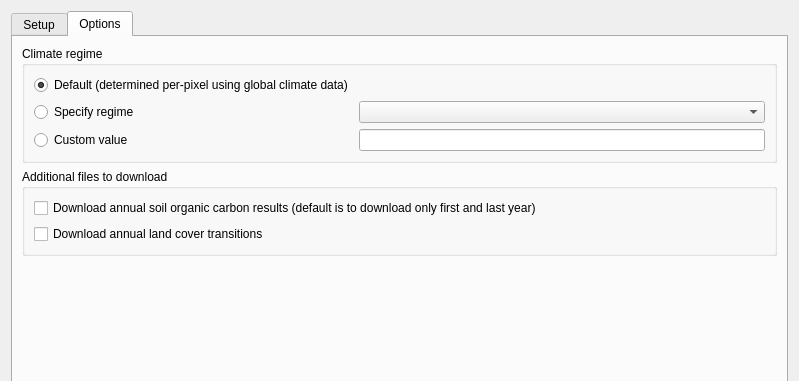
Qt form LDMP/gui/DlgCalculateSOC.ui (ConservationInternational/trends.earth) before a commit; both pictures show x 0 to 799 and y 0 to 381 of the 799 by 778 pixel window.
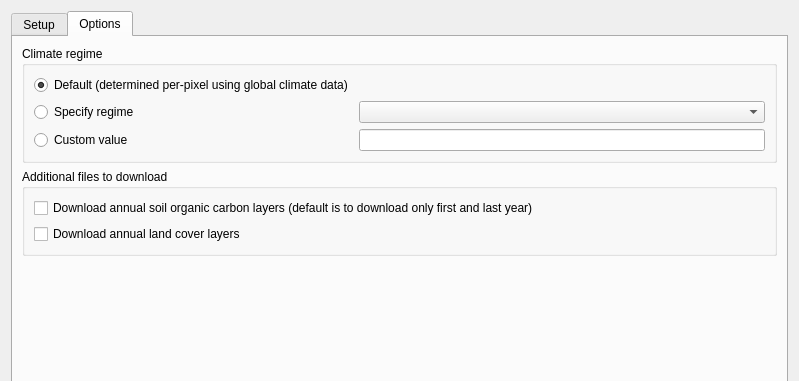
The same form after that commit. The open tabs and pages were chosen to show the change.

Commit message: Clarify dialog text

What changed in the file:
```diff
--- a/LDMP/gui/DlgCalculateSOC.ui
+++ b/LDMP/gui/DlgCalculateSOC.ui
@@ -421,14 +421,14 @@
           <item>
            <widget class="QCheckBox" name="download_annual_soc">
             <property name="text">
-             <string>Download annual soil organic carbon results (default is to download only first and last year)</string>
+             <string>Download annual soil organic carbon layers (default is to download only first and last year)</string>
             </property>
            </widget>
           </item>
           <item>
            <widget class="QCheckBox" name="download_annual_lc">
             <property name="text">
-             <string>Download annual land cover transitions</string>
+             <string>Download annual land cover layers</string>
             </property>
            </widget>
           </item>
```
